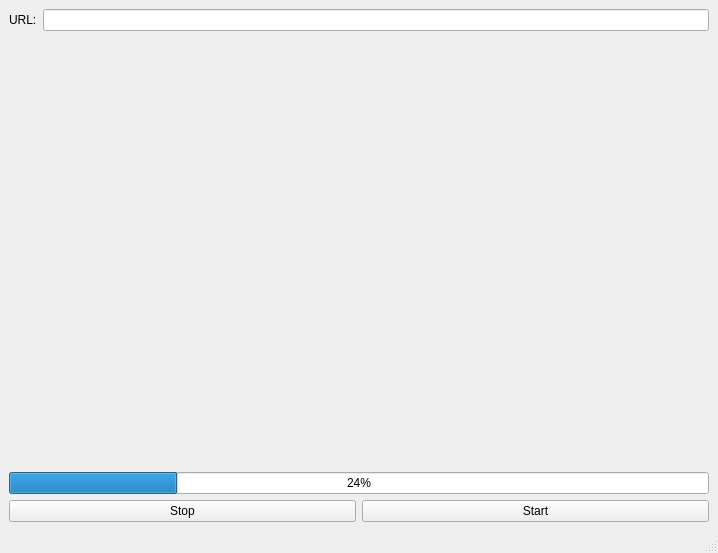
Old version of the form app/Gui/MangaDownloader.ui in the repository packituz-gttz/Mangatz.
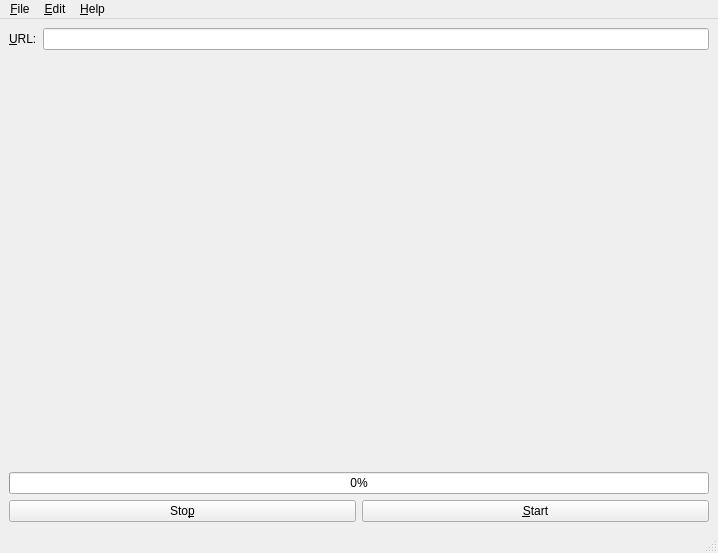
New version of the form.

Commit message: Implementing Recent files menu.

```diff
--- a/app/Gui/MangaDownloader.ui
+++ b/app/Gui/MangaDownloader.ui
@@ -22,14 +22,14 @@
         <item>
          <widget class="QPushButton" name="pushbutton_stop">
           <property name="text">
-           <string>Stop</string>
+           <string>Sto&amp;p</string>
           </property>
          </widget>
         </item>
         <item>
          <widget class="QPushButton" name="pushbutton_start">
           <property name="text">
-           <string>Start</string>
+           <string>&amp;Start</string>
           </property>
          </widget>
         </item>
@@ -44,7 +44,10 @@
             <item>
              <widget class="QLabel" name="label">
               <property name="text">
-               <string>URL:</string>
+               <string>&amp;URL:</string>
+              </property>
+              <property name="buddy">
+               <cstring>edit_url</cstring>
               </property>
              </widget>
             </item>
@@ -117,7 +120,7 @@
       <item row="3" column="0">
        <widget class="QProgressBar" name="progressbar_download">
         <property name="value">
-         <number>24</number>
+         <number>0</number>
         </property>
        </widget>
       </item>
@@ -145,6 +148,35 @@
      <height>26</height>
     </rect>
    </property>
+   <widget class="QMenu" name="menuFile">
+    <property name="title">
+     <string>&amp;File</string>
+    </property>
+    <widget class="QMenu" name="menu_Recent">
+     <property name="title">
+      <string>&amp;Recent</string>
+     </property>
+    </widget>
+    <addaction name="menu_Recent"/>
+    <addaction name="action_Quit"/>
+   </widget>
+   <widget class="QMenu" name="menu_Edit">
+    <property name="title">
+     <string>&amp;Edit</string>
+    </property>
+    <addaction name="actionPreferences"/>
+   </widget>
+   <widget class="QMenu" name="menu_Help">
+    <property name="title">
+     <string>&amp;Help</string>
+    </property>
+    <addaction name="actionMangatz_Help"/>
+    <addaction name="separator"/>
+    <addaction name="actionAbout"/>
+   </widget>
+   <addaction name="menuFile"/>
+   <addaction name="menu_Edit"/>
+   <addaction name="menu_Help"/>
   </widget>
   <widget class="QStatusBar" name="statusbar"/>
  </widget>
```
Left out of the diff: 27 changed lines with no effect on the pictures. The commit also changes 3 other files.
